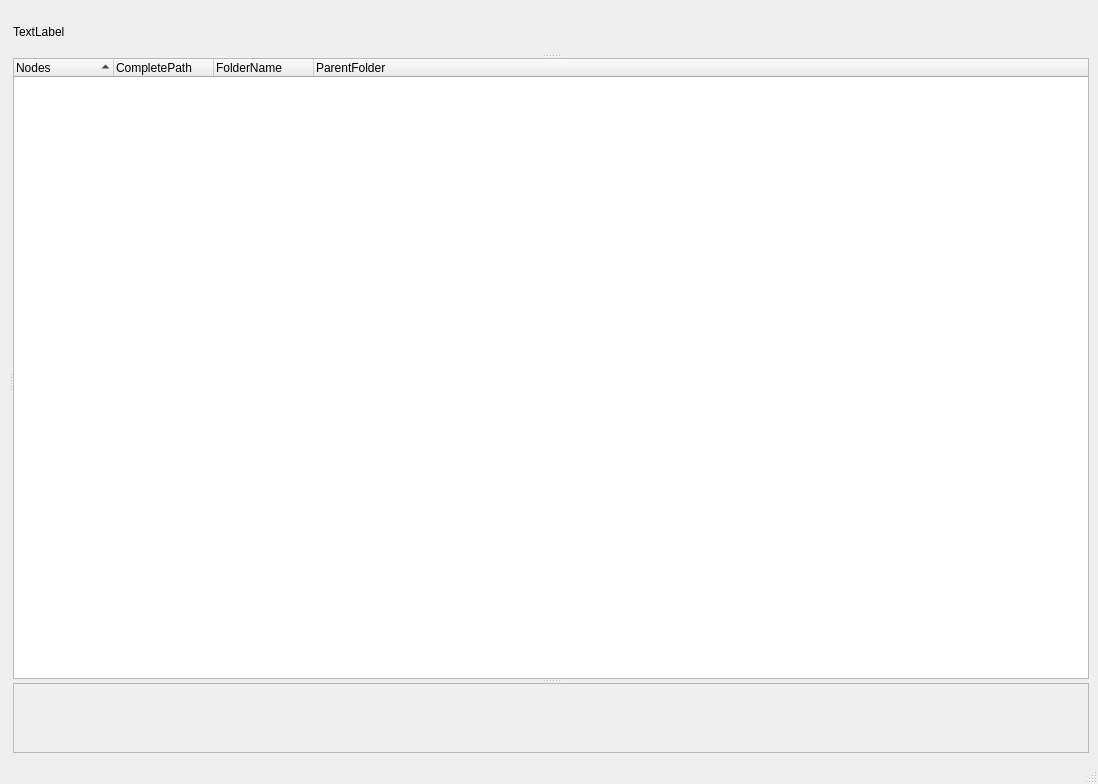
Old version of the form ui/coco_edit.ui in the repository nielsvaes/tangle.
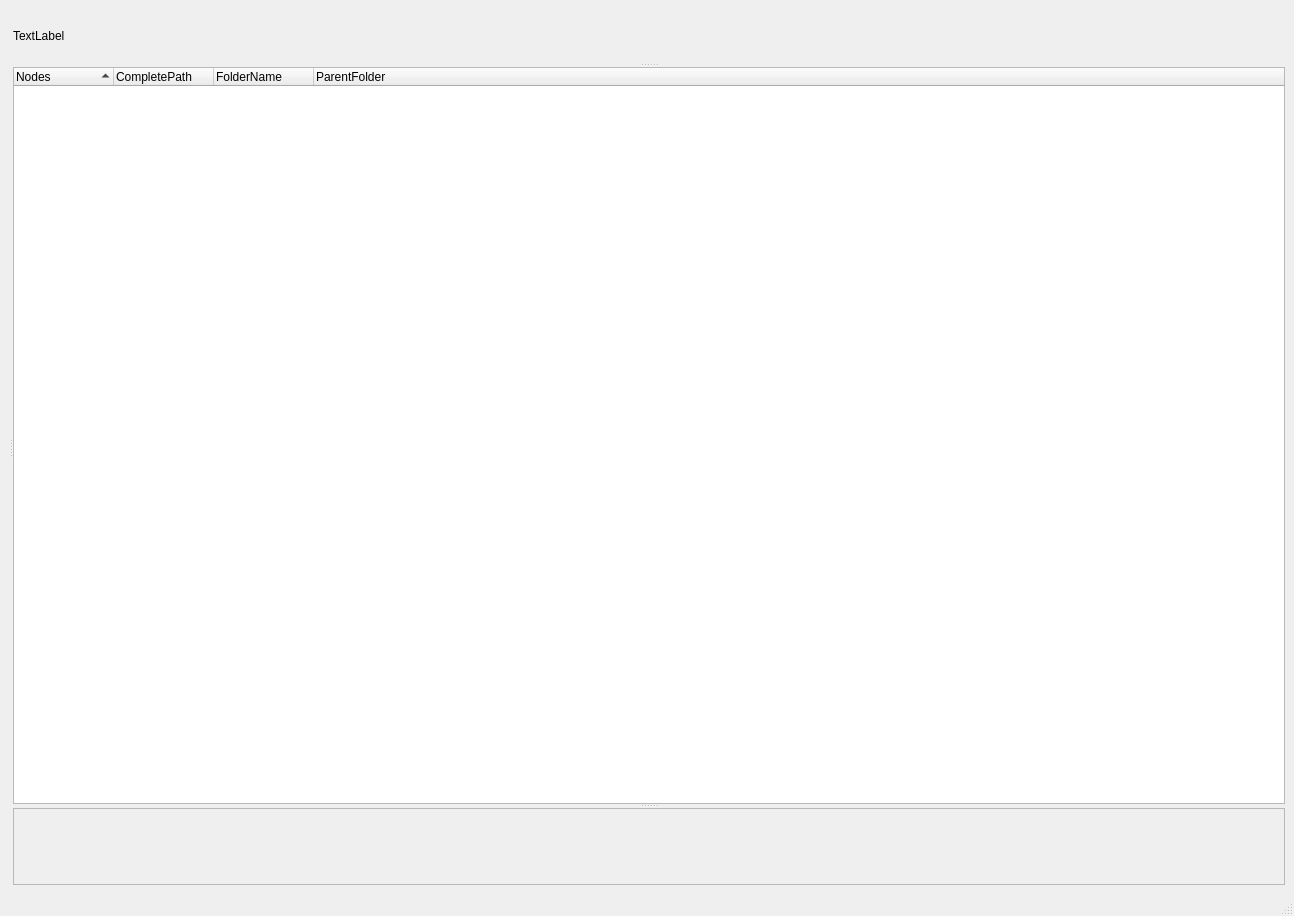
New version of the form.

Commit message: Setting initial splitter sizes Adding UUID label to node UI

The edit to the form file:
```diff
--- a/ui/coco_edit.ui
+++ b/ui/coco_edit.ui
@@ -6,8 +6,8 @@
    <rect>
     <x>0</x>
     <y>0</y>
-    <width>1098</width>
-    <height>784</height>
+    <width>1294</width>
+    <height>916</height>
    </rect>
   </property>
   <property name="windowTitle">
@@ -114,8 +114,8 @@
           <rect>
            <x>0</x>
            <y>0</y>
-           <width>1009</width>
-           <height>60</height>
+           <width>1193</width>
+           <height>65</height>
           </rect>
          </property>
          <layout class="QGridLayout" name="gridLayout">
```
Left out of the diff: 2 changed lines with no effect on the pictures. The commit also changes 2 other files.
